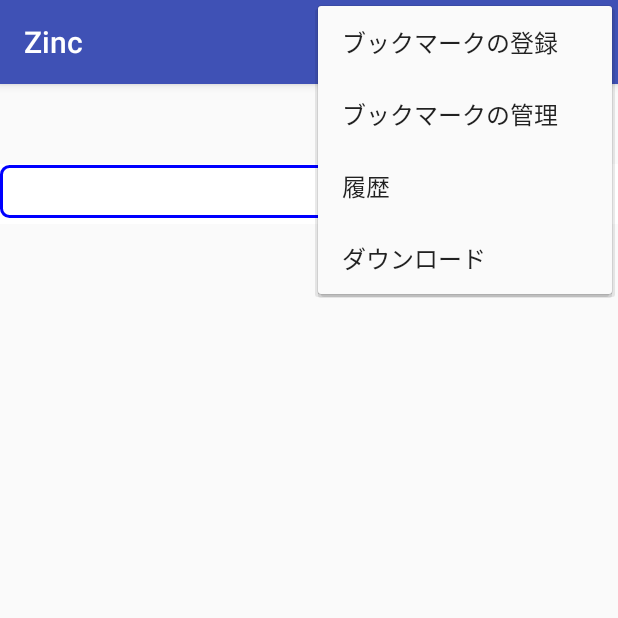
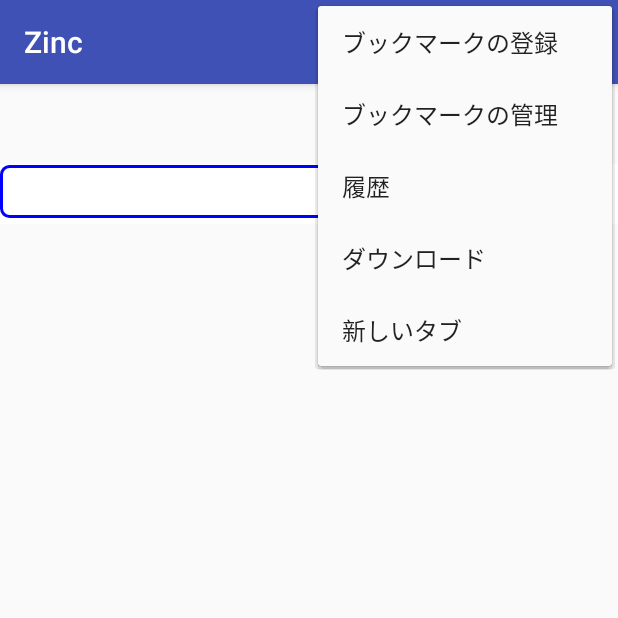
Before and after one commit to bg1bgst333/Zinc, an Android app: the screen it shows after launch (MainActivity), with the options menu open, on a phone screen of 412 x 824 dp, the top half of it. Run offline under Robolectric (Android 15) with nearby library versions, the phone set to English and light mode, and no system bars.

Commit message:
・新しいタブの追加 ・Fragmentのインスタンス状態をメンバmInstanceStateとして保持 ・onDestroyViewでmInstanceStateにwebViewの状態を保存 ・onCreateViewでmInstanceStateからwebViewの状態を復元

```diff
--- a/android/empty_activity/android_studio/src/Zinc/Zinc/app/build.gradle
+++ b/android/empty_activity/android_studio/src/Zinc/Zinc/app/build.gradle
@@ -10,8 +10,8 @@ android {
         applicationId "com.bgstation0.android.application.zinc"
         minSdkVersion 15
         targetSdkVersion 24
-        versionCode 19
-        versionName "0.0.0.0 #19 (Develop/Minami-Urawa)"
+        versionCode 20
+        versionName "0.0.0.0 #20 (Develop/Minami-Urawa)"
     }
     buildTypes {
         release {
--- a/android/empty_activity/android_studio/src/Zinc/Zinc/app/src/main/java/com/bgstation0/android/application/zinc/MainActivity.java
+++ b/android/empty_activity/android_studio/src/Zinc/Zinc/app/src/main/java/com/bgstation0/android/application/zinc/MainActivity.java
@@ -43,8 +43,8 @@ public class MainActivity extends AppCompatActivity implements SearchView.OnQuer
     public DownloadManager downloadManager = null;  // DownloadManager型downloadManagerにnullをセット.
     public Uri downloadUri = null;
     public String downloadFilename = null;
-    public StringBuffer tabTagName = null; // StringBuffer型tabTagNameにnullをセット.
     public int tabNo = 1;   // int型tabNoに1をセット.
+    public FragmentTabHost tabHost = null;  // FragmentTabHost型tabHostにnullをセット.
 
     @Override
     protected void onCreate(Bundle savedInstanceState) {
@@ -62,17 +62,19 @@ public class MainActivity extends AppCompatActivity implements SearchView.OnQuer
         // FragmentManagerの取得.
         FragmentManager fragmentManager = getSupportFragmentManager();  // getSupportFragmentManagerでFragmentManagerを取得.(support.v4の場合.)
         // tabHostの取得.
-        FragmentTabHost tabHost = (FragmentTabHost)findViewById(R.id.tabhost);  // tabHostを取得.
+        tabHost = (FragmentTabHost)findViewById(R.id.tabhost);  // tabHostを取得.
         // tabHostの準備.
         tabHost.setup(this, fragmentManager, R.id.content); // tabHost.setupで準備.
         // タブタグネームのセット.
-        tabTagName = new StringBuffer("tab" + tabNo); // tabTagNameは"tab + tabNoとする.
+        String tabTagName = "tab" + tabNo; // tabTagNameは"tab" + tabNoとする.
         // タブスペックの作成.
-        TabHost.TabSpec tabSpec = tabHost.newTabSpec(tabTagName.toString());    // tabHost.newTabSpecでtabSpecを作成.
+        TabHost.TabSpec tabSpec = tabHost.newTabSpec(tabTagName);    // tabHost.newTabSpecでtabSpecを作成.
         // タブの表示名のセット.
         tabSpec.setIndicator("新しいタブ" + tabNo);  // tabSpec.setIndicatorでタブに表示する名前をセット.
         // タブの追加.
         tabHost.addTab(tabSpec, WebViewTabFragment.class, null);    // tabHost.addTabでタブを追加.
+        // tabNoを増やす.
+        tabNo++;    // tabNoを1つ増やす.
 
     }
 
@@ -183,6 +185,19 @@ public class MainActivity extends AppCompatActivity implements SearchView.OnQuer
             downloadReceiver.activity = this;   // downloadReceiver.activityにthis(MainActivity自身)をセット.
             registerReceiver(downloadReceiver, new IntentFilter(DownloadManager.ACTION_DOWNLOAD_COMPLETE)); // registerReceiverでレシーバーにダウンロード完了時のインテントフィルタを登録.
             long downloadId = downloadManager.enqueue(request); // downloadManager.enqueueでrequestを登録.
+        } else if (id == R.id.action_newtab_add) {   // "新しいタブ"
+
+            // タブタグネームのセット.
+            String tabTagName = "tab" + tabNo; // tabTagNameは"tab" + tabNoとする.
+            // タブスペックの作成.
+            TabHost.TabSpec tabSpec = tabHost.newTabSpec(tabTagName);    // tabHost.newTabSpecでtabSpecを作成.
+            // タブの表示名のセット.
+            tabSpec.setIndicator("新しいタブ" + tabNo);  // tabSpec.setIndicatorでタブに表示する名前をセット.
+            // タブの追加.
+            tabHost.addTab(tabSpec, WebViewTabFragment.class, null);    // tabHost.addTabでタブを追加.
+            // tabNoを増やす.
+            tabNo++;    // tabNoを1つ増やす.
+
         }
         return super.onOptionsItemSelected(item);
     }
--- a/android/empty_activity/android_studio/src/Zinc/Zinc/app/src/main/java/com/bgstation0/android/application/zinc/WebViewTabFragment.java
+++ b/android/empty_activity/android_studio/src/Zinc/Zinc/app/src/main/java/com/bgstation0/android/application/zinc/WebViewTabFragment.java
@@ -26,6 +26,7 @@ public class WebViewTabFragment extends Fragment implements View.OnClickListener
     // メンバフィールドの定義.
     View fragmentView = null;   // fragmentのView.
     public ProgressBar progressBar = null;  // ProgressBar型progressBarにnullをセット.
+    public Bundle mInstanceState = null;   // メンバとしてsavedInstanceStateを保持しておくmInstanceState.
 
     public WebViewTabFragment() {
         // Required empty public constructor
@@ -39,6 +40,7 @@ public class WebViewTabFragment extends Fragment implements View.OnClickListener
     @Override
     public View onCreateView(LayoutInflater inflater, ViewGroup container,
                              Bundle savedInstanceState) {
+
         // Inflate the layout for this fragment
         fragmentView = inflater.inflate(R.layout.fragment_web_view_tab, container, false);
 
@@ -56,6 +58,11 @@ public class WebViewTabFragment extends Fragment implements View.OnClickListener
         customwc.fragment = this;   // customwc.fragmentにthis(MainActivity自身)をセット.
         webView.setWebChromeClient(customwc);    // webView.setWebChromeClientでCustomWebChromeClientのインスタンスcustomwcをセット.
 
+        // mInstanceStateがあれば, それを使って復元.
+        if (mInstanceState != null){   // mInstanceStateがnullでなければ.
+            webView.restoreState(mInstanceState);   // webView.restoreStateでmInstanceStateから復元.
+        }
+
         // button1を取得し, OnClickListenerとして自身をセット.
         Button button1 = (Button)fragmentView.findViewById(R.id.button1);    // R.id.button1を取得.
         button1.setOnClickListener(this);    // button1.setOnClickListenerでthis(自身)をセット.
@@ -69,6 +76,16 @@ public class WebViewTabFragment extends Fragment implements View.OnClickListener
         progressBar.setVisibility(View.INVISIBLE);  // setVisibilityでINVISIBLEにする.
 
         return fragmentView;
+    }
+
+    // 配下のビューが破棄された時.
+    @Override
+    public void onDestroyView() {
+        // webViewの状態を保存.
+        WebView webView = (WebView)fragmentView.findViewById(R.id.webview);  // webViewを取得.
+        mInstanceState = new Bundle();  // Bundleオブジェクトを生成.
+        webView.saveState(mInstanceState); // webView.saveStateでmInstanceStateに保存.
+        super.onDestroyView();
     }
 
     // View.OnClickListenerインタフェースのオーバーライドメソッドを実装.
--- a/android/empty_activity/android_studio/src/Zinc/Zinc/app/src/main/res/menu/menu_main.xml
+++ b/android/empty_activity/android_studio/src/Zinc/Zinc/app/src/main/res/menu/menu_main.xml
@@ -12,4 +12,6 @@
         android:orderInCategory="104" app:showAsAction="never" />
     <item android:id="@+id/action_download" android:title="@string/action_download_text"
         android:orderInCategory="105" app:showAsAction="never" />
+    <item android:id="@+id/action_newtab_add" android:title="@string/action_newtab_add_text"
+        android:orderInCategory="106" app:showAsAction="never" />
 </menu>
--- a/android/empty_activity/android_studio/src/Zinc/Zinc/app/src/main/res/values/strings.xml
+++ b/android/empty_activity/android_studio/src/Zinc/Zinc/app/src/main/res/values/strings.xml
@@ -5,6 +5,7 @@
     <string name="action_bookmark_manager_text">ブックマークの管理</string>
     <string name="action_history_text">履歴</string>
     <string name="action_download_text">ダウンロード</string>
+    <string name="action_newtab_add_text">新しいタブ</string>
     <string name="activity_bookmark_title_text">ブックマーク</string>
     <string name="activity_history_title_text">履歴</string>
     <string name="bookmark_status_text">ブックマークはありません</string>
```
Also changed, not shown: 56 other files.
